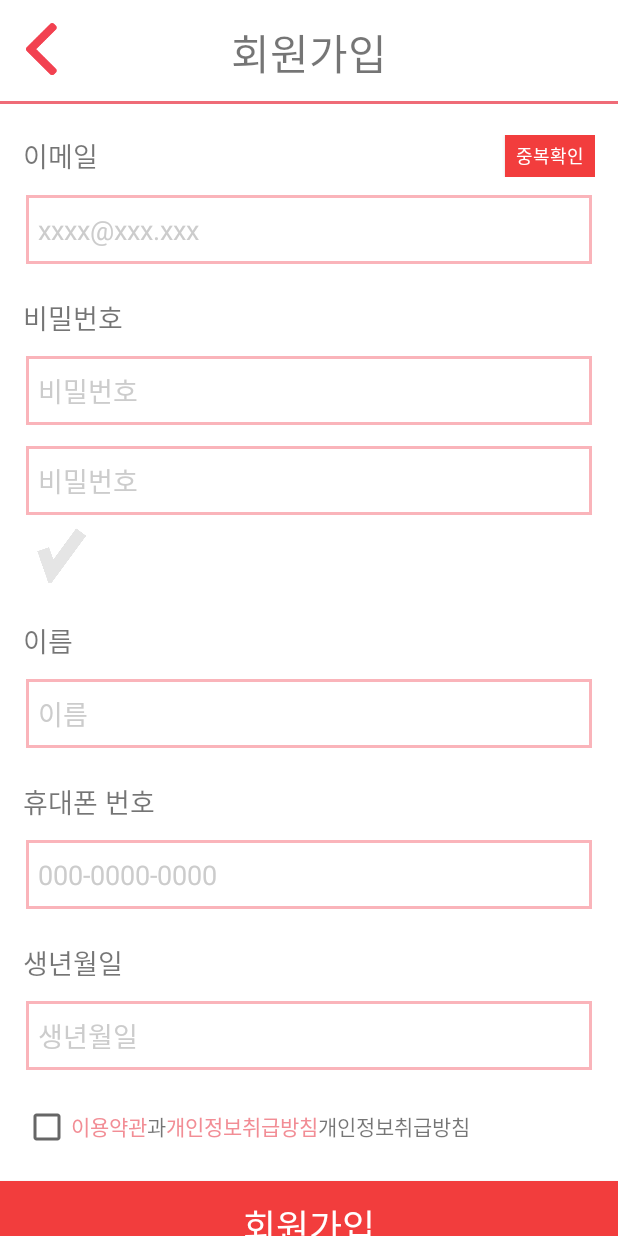
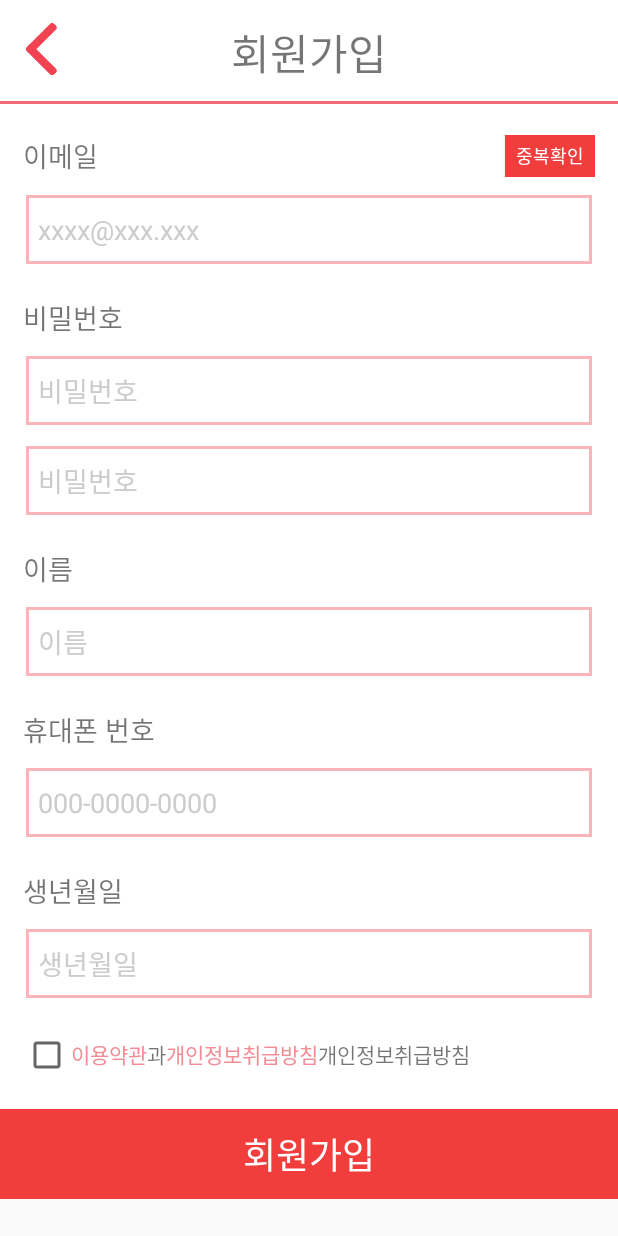
Before and after one commit to IT-SSU/pypy, an Android app: the Join screen opened directly, with no data from a screen before it, on a phone screen of 412 x 824 dp. Run offline under Robolectric (Android 15) with nearby library versions, the phone set to English and light mode, and no system bars; our stand-ins replace Volley; network calls fail.

Commit message:
Update join.xml

```diff
--- a/ppiyongppiyong4/app/src/main/res/layout/join.xml
+++ b/ppiyongppiyong4/app/src/main/res/layout/join.xml
@@ -82,21 +82,17 @@
                             style="@style/join_list_edit"
                             android:hint="@string/pw"
                             android:ems="255"
+                            android:id="@+id/txtPw"
+                            android:inputType="textPassword"
+                            android:importantForAutofill="no" tools:targetApi="o"/>
+                    <EditText
+                            style="@style/join_list_edit"
+                            android:hint="@string/pw"
+                            android:ems="255"
                             android:id="@+id/txtPwChk"
                             android:inputType="textPassword"
                             android:importantForAutofill="no" tools:targetApi="o"/>
 
-                    <EditText
-                            style="@style/join_list_edit"
-                            android:hint="@string/pw"
-                            android:ems="255"
-                            android:id="@+id/txtPw"
-                            android:inputType="textPassword"
-                            android:importantForAutofill="no" tools:targetApi="o"/>
-                    <ImageView
-                            android:layout_width="51dp"
-                            android:layout_height="48dp" app:srcCompat="@drawable/white_check_mark"
-                            android:id="@+id/imgvPwChk"/>
                 </LinearLayout>
                 <LinearLayout
                         android:orientation="vertical"
```
